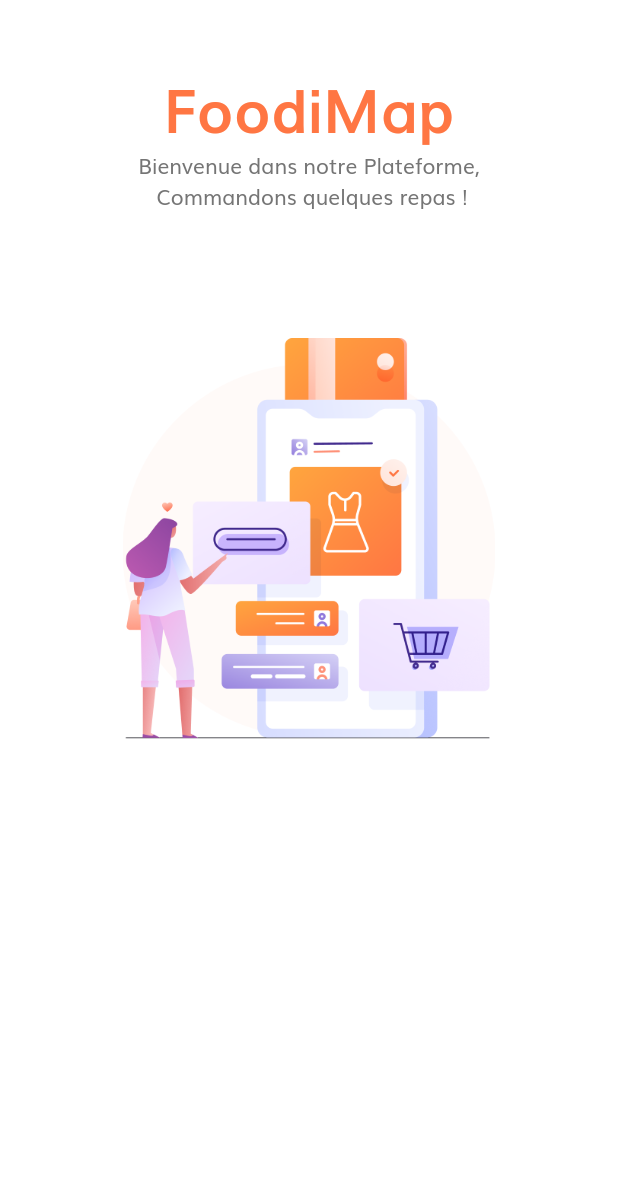
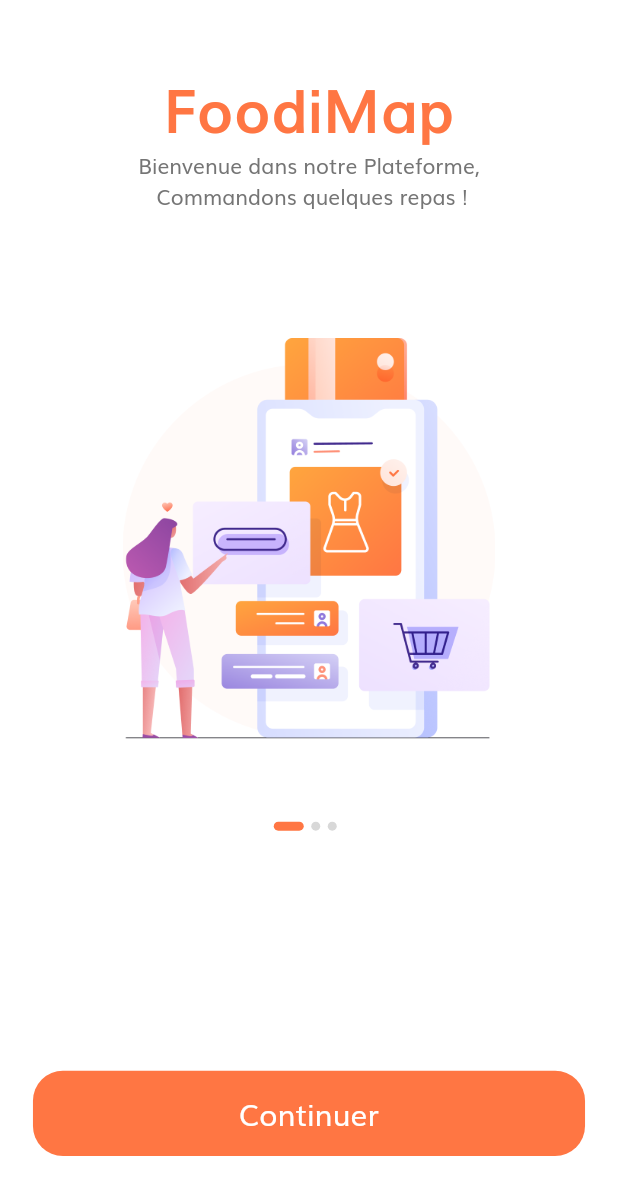
Before and after one commit to AyariAhmed/FoodiMap, a Flutter app: the screen it shows after launch, on a phone screen of 412 x 824 dp. Shown: the top 1195 px of the screen. Run offline on Flutter 3.47's test engine with Material 2 defaults, Android fonts, the phone set to English and light mode, and no system bars.

Commit message:
splash screen finished

```diff
--- /dev/null
+++ b/lib/components/default_button.dart
@@ -0,0 +1,34 @@
+import 'package:flutter/material.dart';
+import 'package:foodimap_flutter/size_config.dart';
+import 'package:foodimap_flutter/constants.dart';
+
+class DefaultButton extends StatelessWidget {
+  const DefaultButton({
+    Key key,
+    @required this.text,
+    @required this.press,
+  }) : super(key: key);
+
+  final String text;
+  final Function press;
+
+  @override
+  Widget build(BuildContext context) {
+    return SizedBox(
+      width: double.infinity,
+      height: getProportionateScreenHeight(56),
+      child: TextButton(
+        onPressed: press,
+        child: Text(
+          text,
+          style: TextStyle(
+              fontSize: getProportionateScreenWidth(18), color: Colors.white),
+        ),
+        style: TextButton.styleFrom(
+            backgroundColor: kPrimaryColor,
+            shape: RoundedRectangleBorder(
+                borderRadius: BorderRadius.circular(20))),
+      ),
+    );
+  }
+}
--- a/lib/main.dart
+++ b/lib/main.dart
@@ -1,5 +1,6 @@
 import 'package:flutter/material.dart';
 import 'package:foodimap_flutter/constants.dart';
+import 'package:foodimap_flutter/routes.dart';
 import 'package:foodimap_flutter/screens/splash/splash_screen.dart';
 
 void main() {
@@ -21,7 +22,8 @@ class MyApp extends StatelessWidget {
         ),
         visualDensity: VisualDensity.adaptivePlatformDensity
       ),
-      home: SplashScreen(),
+      initialRoute: SplashScreen.routeName,
+      routes: routes,
     );
   }
 }
--- /dev/null
+++ b/lib/routes.dart
@@ -0,0 +1,6 @@
+import 'package:flutter/widgets.dart';
+import 'package:foodimap_flutter/screens/splash/splash_screen.dart';
+
+final Map<String,WidgetBuilder> routes = {
+  SplashScreen.routeName : (context) => SplashScreen()
+};
--- a/lib/screens/splash/components/body.dart
+++ b/lib/screens/splash/components/body.dart
@@ -1,6 +1,8 @@
 import 'package:flutter/material.dart';
+import 'package:foodimap_flutter/components/default_button.dart';
+import 'package:foodimap_flutter/constants.dart';
 import 'package:foodimap_flutter/screens/splash/components/splash_content.dart';
-
+import 'package:foodimap_flutter/size_config.dart';
 
 class Body extends StatefulWidget {
   const Body({Key key}) : super(key: key);
@@ -10,10 +12,21 @@ class Body extends StatefulWidget {
 }
 
 class _BodyState extends State<Body> {
+  int currentPage = 0;
   List<Map<String, String>> splashData = [
-    {"text":"Bienvenue dans notre Plateforme,\n Commandons quelques repas !","image":"assets/images/splash_1.png"},
-    {"text":"Chez nous, Votre repas préféré viens à vos main ","image":"assets/images/splash_3.png"},
-    {"text":"Ennuyé du temps d'attente chez les restos?\n Essayer notre application !","image":"assets/images/splash_2.png"}
+    {
+      "text": "Bienvenue dans notre Plateforme,\n Commandons quelques repas !",
+      "image": "assets/images/splash_1.png"
+    },
+    {
+      "text": "Chez nous, Votre repas préféré viens à vos main ",
+      "image": "assets/images/splash_3.png"
+    },
+    {
+      "text":
+          "Ennuyé du temps d'attente chez les restos?\n Essayer notre application !",
+      "image": "assets/images/splash_2.png"
+    }
   ];
 
   @override
@@ -26,18 +39,54 @@ class _BodyState extends State<Body> {
             Expanded(
               flex: 3,
               child: PageView.builder(
+                onPageChanged: (value) {
+                  setState(() {
+                    currentPage = value;
+                  });
+                },
                 itemCount: splashData.length,
-                itemBuilder: (context, index) =>
-                    SplashContent(
-                      text: splashData[index]["text"],
-                      image: splashData[index]["image"],
-                    ),
+                itemBuilder: (context, index) => SplashContent(
+                  text: splashData[index]["text"],
+                  image: splashData[index]["image"],
+                ),
               ),
             ),
-            Expanded(flex: 2, child: SizedBox())
+            Expanded(
+                flex: 2,
+                child: Padding(
+                  padding: EdgeInsets.symmetric(
+                      horizontal: getProportionateScreenWidth(20)),
+                  child: Column(
+                    children: [
+                      Spacer(),
+                      Row(
+                        children: List.generate(splashData.length,
+                            (index) => buildDot(index: index)),
+                        mainAxisAlignment: MainAxisAlignment.center,
+                      ),
+                      Spacer(
+                        flex: 3,
+                      ),
+                      DefaultButton(text: "Continuer",press: (){},),
+                      Spacer()
+                    ],
+                  ),
+                ))
           ],
         ),
       ),
     );
   }
+
+  AnimatedContainer buildDot({int index}) {
+    return AnimatedContainer(
+      duration: kAnimationDuration,
+      margin: EdgeInsets.only(right: 5),
+      height: 6,
+      width: currentPage == index ? 20 : 6,
+      decoration: BoxDecoration(
+          color: currentPage == index ? kPrimaryColor : Color(0xFFD8D8D8),
+          borderRadius: BorderRadius.circular(3)),
+    );
+  }
 }
--- a/lib/screens/splash/splash_screen.dart
+++ b/lib/screens/splash/splash_screen.dart
@@ -4,6 +4,7 @@ import 'package:foodimap_flutter/size_config.dart';
 
 class SplashScreen extends StatelessWidget {
 
+  static const routeName = "/splash";
 
   @override
   Widget build(BuildContext context) {
```
